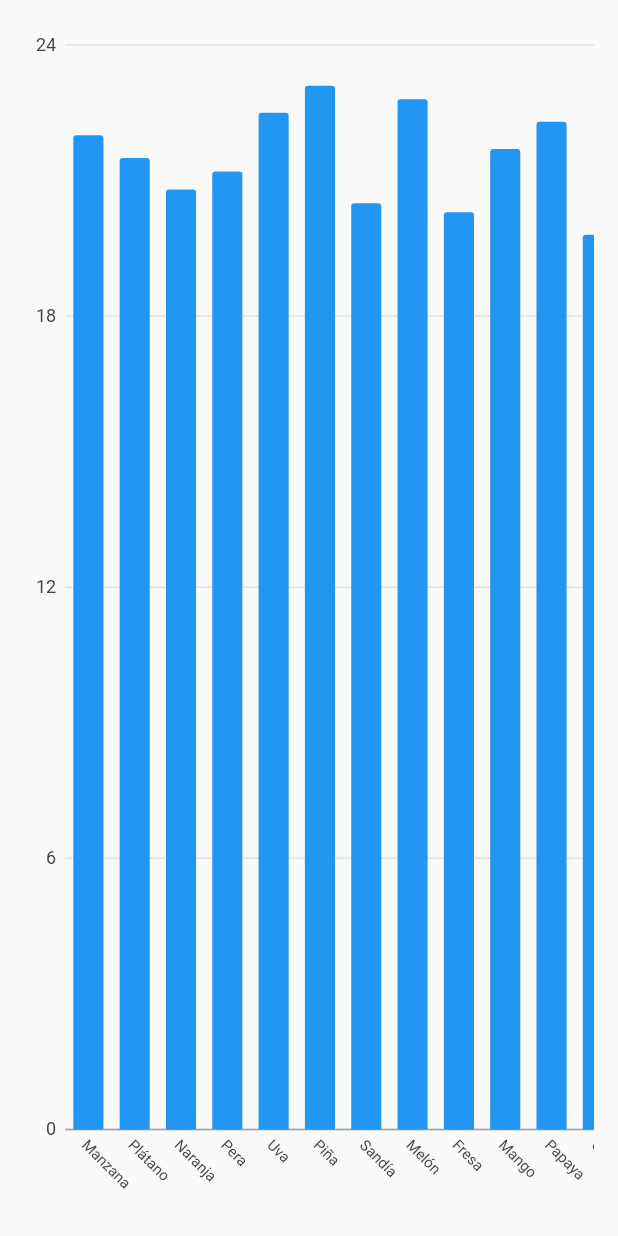
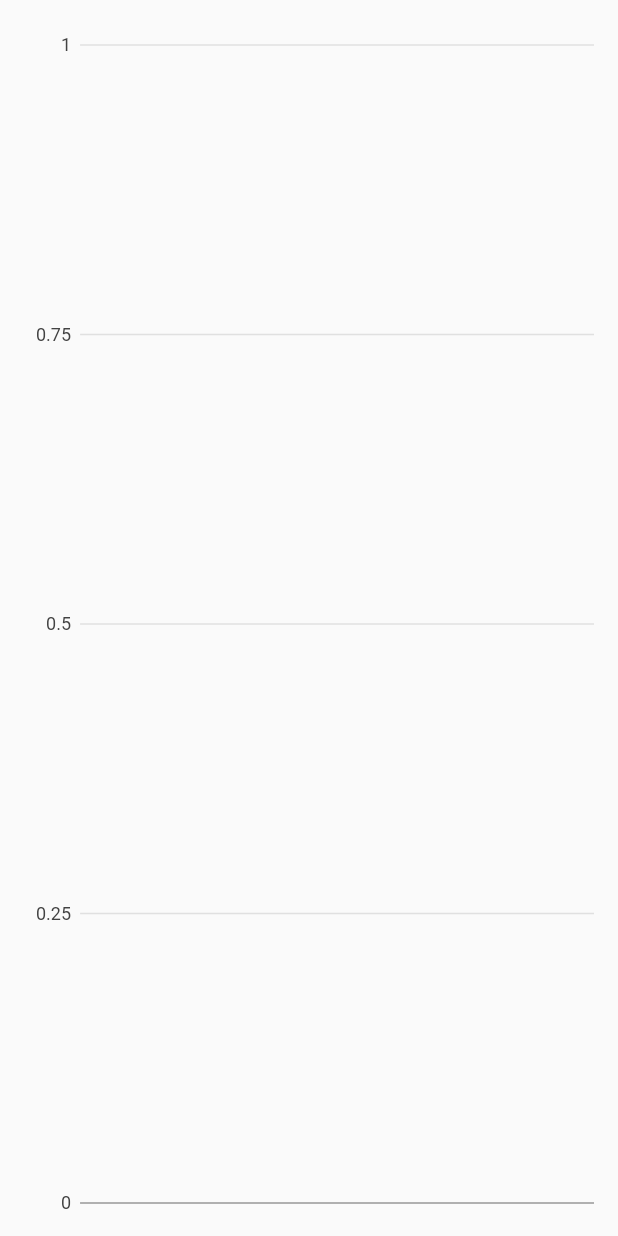
Before and after one commit to Dionisio202/Aplicacion_Movil_Flutter, a Flutter app: the estadisticaalimento screen opened directly, on a phone screen of 412 x 824 dp. Run offline on Flutter 3.47's test engine with Material 2 defaults, Android fonts, the light colour scheme and no system bars; our stand-ins replace charts_flutter, connectivity, flutter_vector_icons, numberpicker, rxdart, shared_preferences; missing offline and left inert: mysql1; accounts and stored records are empty.

Commit message:
Se hizo ya la grafica solo falta conectar las fcehcas y hacer buenas consultas

```diff
--- a/lib/barra.dart
+++ b/lib/barra.dart
@@ -171,6 +171,7 @@ class barra extends State<Sidebar>
                               click: () {
                                 onIconPressed();
                                 sql().obtenerAlimentoCalorias();
+
                                 Navigator.push(
                                   context,
                                   MaterialPageRoute(
--- a/lib/estadisticalimento.dart
+++ b/lib/estadisticalimento.dart
@@ -16,27 +16,29 @@ class _estadisticaState extends State<estadisticaalimento> {
   static String? pointerAlimento;
   double visibleBars = 2; // Número inicial de barras visibles
 
+  List<Expenses> data = []; // Variable de estado para almacenar los datos
+
+  @override
+  void initState() {
+    super.initState();
+    obtenerDatos(); // Llama al método para obtener los datos al iniciar
+  }
+
+  Future<void> obtenerDatos() async {
+    List<Expenses> result = await sql()
+        .obtenerAlimentoCalorias(); // Obtiene los datos del método estático
+    setState(() {
+      data = result; // Actualiza la variable de estado con los datos obtenidos
+    });
+  }
+
   @override
   Widget build(BuildContext context) {
-    final data = [
-      Expenses('Manzana', 22.0),
-      Expenses('Plátano', 21.5),
-      Expenses('Naranja', 20.8),
-      Expenses('Pera', 21.2),
-      Expenses('Uva', 22.5),
-      Expenses('Piña', 23.1),
-      Expenses('Sandía', 20.5),
-      Expenses('Melón', 22.8),
-      Expenses('Fresa', 20.3),
-      Expenses('Mango', 21.7),
-      Expenses('Papaya', 22.3),
-      Expenses('Coco', 19.8),
-    ];
     List<charts.Series<Expenses, String>> series = [
       charts.Series<Expenses, String>(
         id: 'Lineal',
-        domainFn: (v, i) => v.alimento,
-        measureFn: (v, i) => v.imc,
+        domainFn: (v, i) => v.nombreAlimento,
+        measureFn: (v, i) => v.caloriasAlimento,
         data: data,
       ),
     ];
@@ -51,9 +53,7 @@ class _estadisticaState extends State<estadisticaalimento> {
                 child: SingleChildScrollView(
                   scrollDirection: Axis.horizontal,
                   child: SizedBox(
-                    width: MediaQuery.of(context)
-                        .size
-                        .width, // Asegurar que el gráfico ocupe todo el ancho disponible
+                    width: MediaQuery.of(context).size.width,
                     height: 350.0,
                     child: charts.BarChart(
                       series,
@@ -76,8 +76,7 @@ class _estadisticaState extends State<estadisticaalimento> {
                       ],
                       domainAxis: charts.OrdinalAxisSpec(
                         renderSpec: charts.SmallTickRendererSpec(
-                          labelRotation:
-                              45, // Rotación de las etiquetas en 45 grados
+                          labelRotation: 45,
                           labelStyle: charts.TextStyleSpec(
                             fontSize: 10,
                           ),
@@ -133,7 +132,14 @@ class MySymbolRenderer extends charts.CircleSymbolRenderer {
 }
 
 class Expenses {
-  final String alimento;
-  final double imc;
-  Expenses(this.alimento, this.imc);
+  final String nombreAlimento;
+  final double caloriasAlimento;
+
+  Expenses(this.nombreAlimento, this.caloriasAlimento);
 }
+
+void main() {
+  runApp(MaterialApp(
+    home: estadisticaalimento(),
+  ));
+}
```
Also changed, not shown: lib/conexion.dart (+6 -9 lines).
